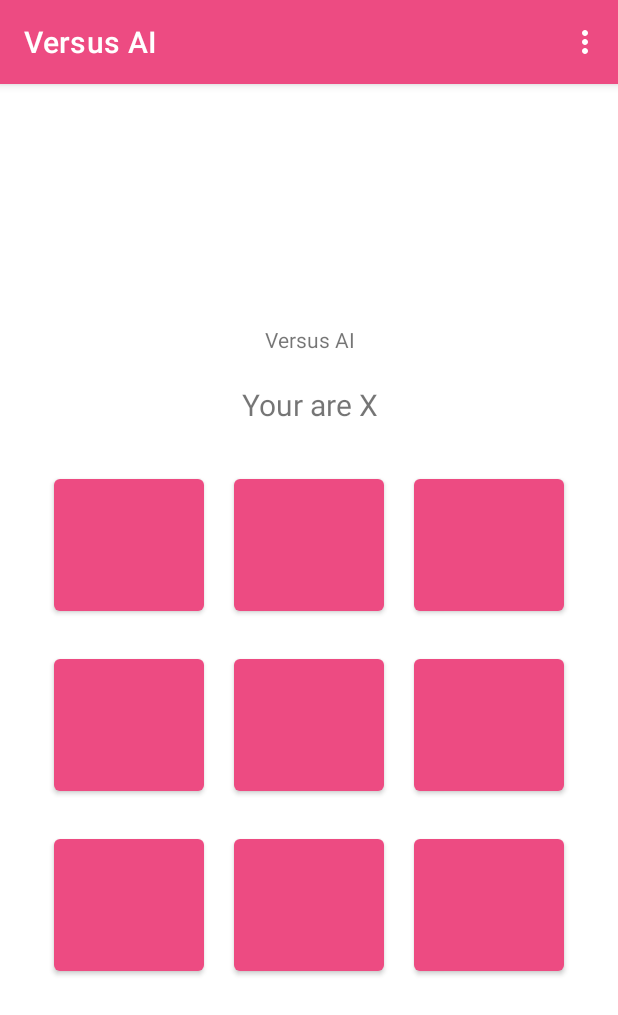
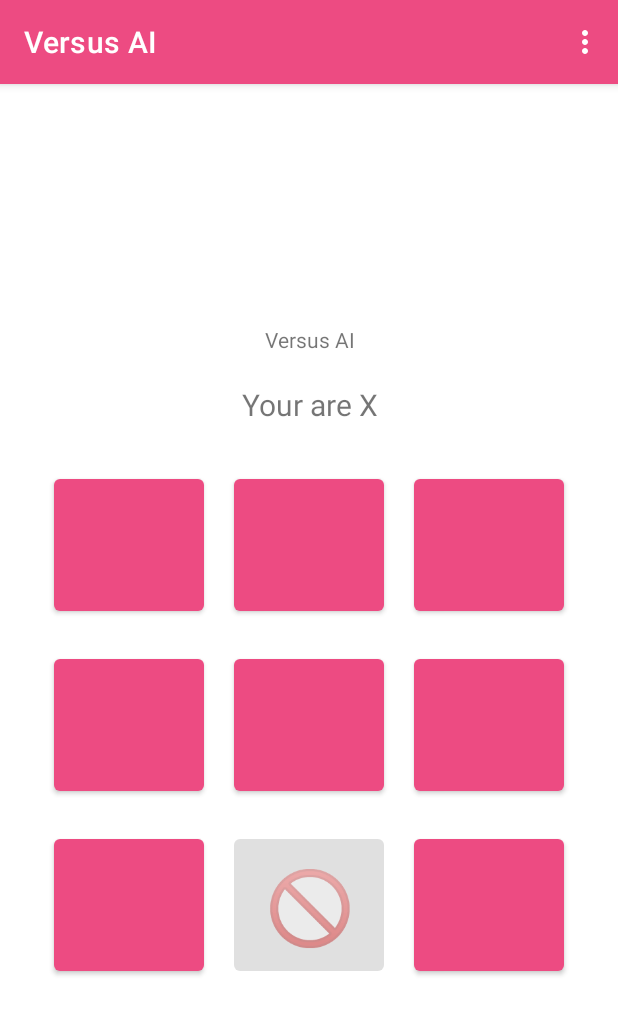
Before and after one commit to boogeymanCoder/Tictactoe, an Android app: the screen it shows after launch (AiGridActivity), after a tap on "VERSUS AI", on a phone screen of 412 x 824 dp. Shown: the top 1015 px of the screen. Run offline under Robolectric (Android 15) with nearby library versions, the phone set to English and light mode, and no system bars.

Commit message:
error ai blocks

```diff
--- a/app/src/main/java/adet/finalsproject/t174/tictactoe/AiGridActivity.java
+++ b/app/src/main/java/adet/finalsproject/t174/tictactoe/AiGridActivity.java
@@ -10,14 +10,21 @@ import android.widget.Button;
 import android.widget.TextView;
 import android.widget.Toast;
 
+import java.util.ArrayList;
 import java.util.Random;
 
 public class AiGridActivity extends HasNavbarMenu {
     private static String GRID = "grid";
     private static String TURN = "turn";
+    private static String BLOCKS = "blocks";
+    private static String TURN_NUM = "turnNum";
+    private static String LAST_BLOCK = "lastBlock";
 
+    private String turn;
+    private int turnNum;
     private Grid grid;
-    private String turn;
+    private ArrayList<Integer> blocks;
+    private Coordinates lastBlock;
 
     private Button box0;
     private Button box1;
@@ -36,13 +43,6 @@ public class AiGridActivity extends HasNavbarMenu {
         super.onCreate(savedInstanceState);
         setContentView(R.layout.activity_ai_grid);
 
-        if (savedInstanceState != null) {
-            turn = savedInstanceState.getString(TURN);
-            grid = (Grid) savedInstanceState.getSerializable(GRID);
-        } else {
-            turn = randomTurn(new String[] {Grid.O, Grid.X});
-            grid = new Grid();
-        }
 
         box0 = findViewById(R.id.ai_box0);
         box1 = findViewById(R.id.ai_box1);
@@ -53,6 +53,30 @@ public class AiGridActivity extends HasNavbarMenu {
         box6 = findViewById(R.id.ai_box6);
         box7 = findViewById(R.id.ai_box7);
         box8 = findViewById(R.id.ai_box8);
+
+        if (savedInstanceState != null) {
+            turn = savedInstanceState.getString(TURN);
+            grid = (Grid) savedInstanceState.getSerializable(GRID);
+            System.out.print("blocks: ");
+            blocks = (ArrayList<Integer>) savedInstanceState.getSerializable(BLOCKS);
+            for(int block: blocks) {
+                System.out.print(block + ", ");
+            }
+            turnNum = savedInstanceState.getInt(TURN_NUM);
+            lastBlock = (Coordinates) savedInstanceState.getSerializable(LAST_BLOCK);
+        } else {
+            turn = randomTurn(new String[] {Grid.O, Grid.X});
+            grid = new Grid();
+
+            System.out.print("blocks: ");
+            blocks = generateBlocks();
+            for(int block: blocks) {
+                System.out.print(block + ", ");
+            }
+            turnNum = 0;
+            lastBlock = new Coordinates(-1, -1);
+        }
+
 
         box0.setTag(new Coordinates(0,  0));
         box1.setTag(new Coordinates(0,  1));
@@ -76,12 +100,16 @@ public class AiGridActivity extends HasNavbarMenu {
 
         turnText = findViewById(R.id.turnText);
         turnText.setText("Your are " + this.turn);
+        placeBlock();
     }
 
     @Override
     public void onSaveInstanceState(@NonNull Bundle outState) {
         outState.putSerializable(GRID, grid);
         outState.putString(TURN, turn);
+        outState.putSerializable(BLOCKS, blocks);
+        outState.putInt(TURN_NUM, turnNum);
+        outState.putSerializable(LAST_BLOCK, lastBlock);
 
         super.onSaveInstanceState(outState);
     }
@@ -92,6 +120,57 @@ public class AiGridActivity extends HasNavbarMenu {
 
         TextView turnText = findViewById(R.id.turnText);
         turnText.setText("Your are " + this.turn);
+        placeBlock();
+    }
+
+
+    public void placeBlock() {
+        ArrayList<Coordinates> emptyBlocks = findEmptyBlocks();
+        Button[][] boxes = {{box0, box1, box2}, {box3, box4, box5}, {box6, box7, box8}};
+
+        System.out.print("blocks: ");
+        for(int block: blocks) {
+            System.out.print(block + ", ");
+        }
+        System.out.println();
+
+        if(lastBlock.getRow() != -1 || lastBlock.getCol() != -1) {
+            int row = lastBlock.getRow();
+            int col = lastBlock.getCol();
+            Button box = boxes[row][col];
+            box.setText(Grid.EMPTY);
+            box.setEnabled(true);
+            grid.mark(row, col, Grid.EMPTY);
+        }
+
+        if(turnNum < 8) {
+            Coordinates block = emptyBlocks.get(blocks.get(turnNum));
+            int row = block.getRow();
+            int col = block.getCol();
+
+            Button box = boxes[row][col];
+            box.setText(Grid.BLOCK);
+            box.setEnabled(false);
+            grid.mark(row, col, Grid.BLOCK);
+
+            lastBlock = block;
+
+            turnNum += 1;
+        }
+    }
+
+    public ArrayList<Coordinates> findEmptyBlocks() {
+        ArrayList<Coordinates> emptyBlocks = new ArrayList<>();
+
+        for(int i = 0; i < 3; i++) {
+            for(int j = 0; j < 3; j++) {
+                if(grid.getValue(i, j).equals(Grid.EMPTY) || grid.getValue(i, j).equals(Grid.BLOCK)) {
+                    emptyBlocks.add(new Coordinates(i, j));
+                }
+            }
+        }
+
+        return emptyBlocks;
     }
 
     public void mark(View v) {
@@ -204,16 +283,6 @@ public class AiGridActivity extends HasNavbarMenu {
     }
 
     public void resetGrid() {
-        Button box0 = findViewById(R.id.ai_box0);
-        Button box1 = findViewById(R.id.ai_box1);
-        Button box2 = findViewById(R.id.ai_box2);
-        Button box3 = findViewById(R.id.ai_box3);
-        Button box4 = findViewById(R.id.ai_box4);
-        Button box5 = findViewById(R.id.ai_box5);
-        Button box6 = findViewById(R.id.ai_box6);
-        Button box7 = findViewById(R.id.ai_box7);
-        Button box8 = findViewById(R.id.ai_box8);
-
         box0.setText(Grid.EMPTY);
         box1.setText(Grid.EMPTY);
         box2.setText(Grid.EMPTY);
@@ -224,7 +293,12 @@ public class AiGridActivity extends HasNavbarMenu {
         box7.setText(Grid.EMPTY);
         box8.setText(Grid.EMPTY);
 
-        grid.resetGrid();
+        turn = randomTurn(new String[] {Grid.O, Grid.X});
+        grid = new Grid();
+
+        blocks = generateBlocks();
+        turnNum = 0;
+        lastBlock = new Coordinates(-1, -1);
     }
 
 
@@ -250,4 +324,18 @@ public class AiGridActivity extends HasNavbarMenu {
         int rnd = new Random().nextInt(turns.length);
         return turns[rnd];
     }
+
+    public ArrayList<Integer> generateBlocks() {
+        ArrayList<Integer> blocks = new ArrayList<>();
+
+        for(int i = 9; i > 1; i--) {
+            int rnd = new Random().nextInt(i);
+//            System.out.println("Index: " + i);
+//            System.out.println("Random number: " + rnd);
+
+            blocks.add(rnd);
+        }
+
+        return blocks;
+    }
 }
--- a/app/src/main/java/adet/finalsproject/t174/tictactoe/GridActivity.java
+++ b/app/src/main/java/adet/finalsproject/t174/tictactoe/GridActivity.java
@@ -43,7 +43,6 @@ public class GridActivity extends HasNavbarMenu {
     protected void onCreate(Bundle savedInstanceState) {
         super.onCreate(savedInstanceState);
         setContentView(R.layout.activity_grid);
-
 
         box0 = findViewById(R.id.box0);
         box1 = findViewById(R.id.box1);
```
Also changed, not shown: app/src/main/java/adet/finalsproject/t174/tictactoe/Grid.java (+12 -0 lines).
